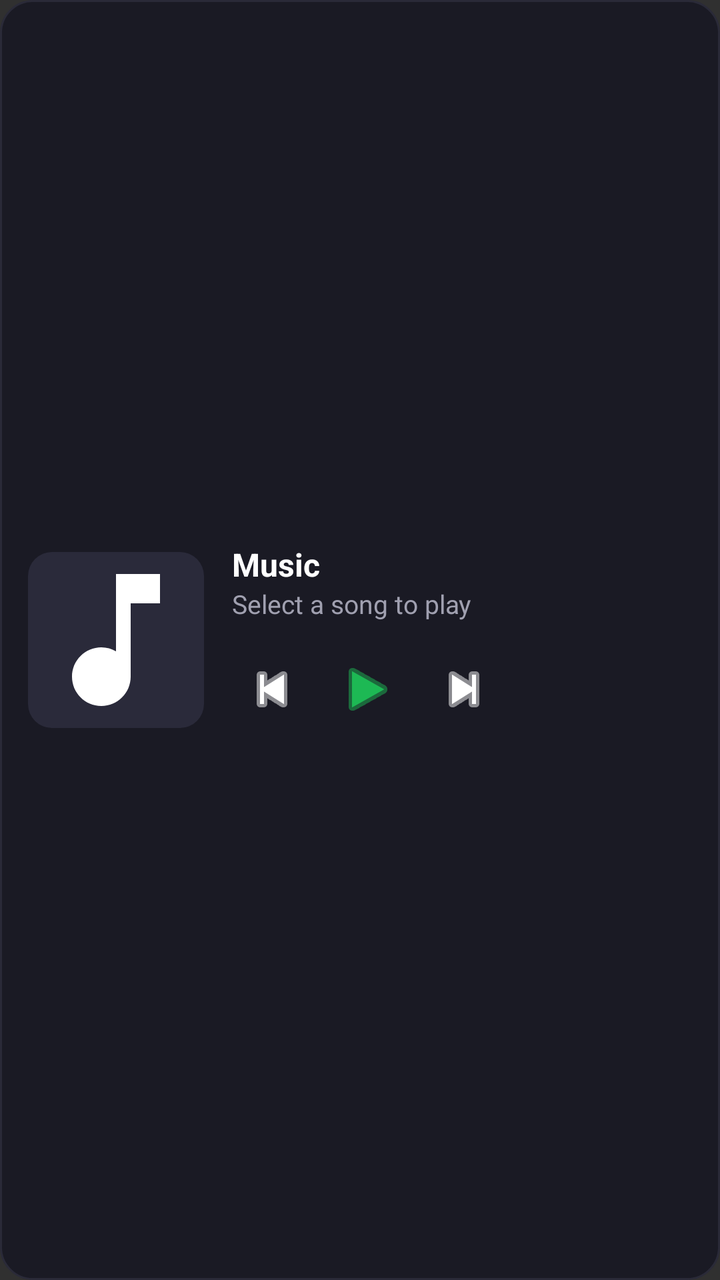
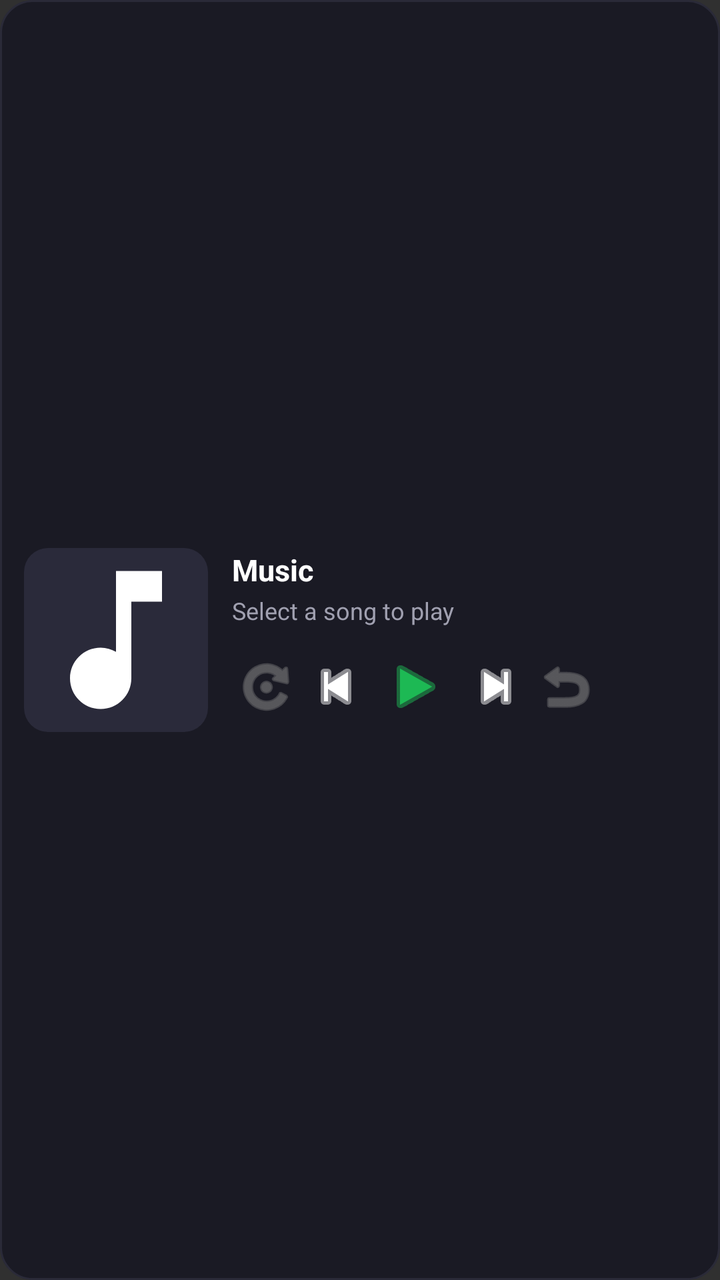

An Android layout rendered at two revisions. The XML below is the earlier revision; the diff shows what the commit changed to produce the second picture.
<!-- AndroidManifest.xml: application theme android:Theme.Material.NoActionBar -->
<!-- res/layout/widget_music_4x2.xml -->
<?xml version="1.0" encoding="utf-8"?>
<LinearLayout xmlns:android="http://schemas.android.com/apk/res/android"
    android:id="@+id/widget_root"
    android:layout_width="match_parent"
    android:layout_height="match_parent"
    android:orientation="horizontal"
    android:padding="14dp"
    android:background="@drawable/widget_bg_dark_card"
    android:gravity="center_vertical">

    <ImageView
        android:id="@+id/widget_album_art"
        android:layout_width="88dp"
        android:layout_height="88dp"
        android:scaleType="centerCrop"
        android:src="@drawable/ic_music_note"
        android:background="@drawable/widget_art_rounded"
        android:contentDescription="Album Art" />

    <LinearLayout
        android:layout_width="0dp"
        android:layout_height="match_parent"
        android:layout_weight="1"
        android:layout_marginStart="14dp"
        android:orientation="vertical"
        android:gravity="center_vertical">

        <TextView
            android:id="@+id/widget_title"
            android:layout_width="match_parent"
            android:layout_height="wrap_content"
            android:text="Music"
            android:textColor="#FFFFFF"
            android:textSize="16sp"
            android:textStyle="bold"
            android:maxLines="1"
            android:ellipsize="end" />

        <TextView
            android:id="@+id/widget_artist"
            android:layout_width="match_parent"
            android:layout_height="wrap_content"
            android:text="Select a song to play"
            android:textColor="#A0A0B0"
            android:textSize="13sp"
            android:maxLines="1"
            android:ellipsize="end" />

        <LinearLayout
            android:layout_width="match_parent"
            android:layout_height="wrap_content"
            android:layout_marginTop="10dp"
            android:orientation="horizontal"
            android:gravity="center_vertical">

            <ImageButton
                android:id="@+id/widget_btn_previous"
                android:layout_width="40dp"
                android:layout_height="40dp"
                android:background="?android:attr/selectableItemBackgroundBorderless"
                android:src="@android:drawable/ic_media_previous"
                android:tint="#FFFFFF"
                android:contentDescription="Previous" />

            <ImageButton
                android:id="@+id/widget_btn_play_pause"
                android:layout_width="48dp"
                android:layout_height="48dp"
                android:layout_marginStart="4dp"
                android:layout_marginEnd="4dp"
                android:background="?android:attr/selectableItemBackgroundBorderless"
                android:src="@android:drawable/ic_media_play"
                android:tint="#1DB954"
                android:contentDescription="Play/Pause" />

            <ImageButton
                android:id="@+id/widget_btn_next"
                android:layout_width="40dp"
                android:layout_height="40dp"
                android:background="?android:attr/selectableItemBackgroundBorderless"
                android:src="@android:drawable/ic_media_next"
                android:tint="#FFFFFF"
                android:contentDescription="Next" />
        </LinearLayout>
    </LinearLayout>

</LinearLayout>
<!-- resources referenced by this layout -->
<resources>
  <!-- drawable ic_music_note (drawable) -->
  <vector xmlns:android="http://schemas.android.com/apk/res/android"
      android:width="24dp"
      android:height="24dp"
      android:viewportWidth="24"
      android:viewportHeight="24">
    <path
        android:fillColor="#FFFFFF"
        android:pathData="M12,3v10.55c-0.59,-0.34 -1.27,-0.55 -2,-0.55 -2.21,0 -4,1.79 -4,4s1.79,4 4,4 4,-1.79 4,-4V7h4V3h-6z"/>
  </vector>
  <!-- drawable widget_art_rounded (drawable) -->
  <?xml version="1.0" encoding="utf-8"?>
  <shape xmlns:android="http://schemas.android.com/apk/res/android">
      <solid android:color="#2A2A3A" />
      <corners android:radius="12dp" />
  </shape>
  <!-- drawable widget_bg_dark_card (drawable) -->
  <?xml version="1.0" encoding="utf-8"?>
  <shape xmlns:android="http://schemas.android.com/apk/res/android">
      <solid android:color="#1A1A24" />
      <corners android:radius="16dp" />
      <stroke android:width="1dp" android:color="#2A2A38" />
  </shape>
</resources>

<!-- the commit's change to res/layout/widget_music_4x2.xml (unified diff, before → after) -->
@@ -4,14 +4,14 @@
     android:layout_width="match_parent"
     android:layout_height="match_parent"
     android:orientation="horizontal"
-    android:padding="14dp"
+    android:padding="12dp"
     android:background="@drawable/widget_bg_dark_card"
     android:gravity="center_vertical">
 
     <ImageView
         android:id="@+id/widget_album_art"
-        android:layout_width="88dp"
-        android:layout_height="88dp"
+        android:layout_width="92dp"
+        android:layout_height="92dp"
         android:scaleType="centerCrop"
         android:src="@drawable/ic_music_note"
         android:background="@drawable/widget_art_rounded"
@@ -21,7 +21,7 @@
         android:layout_width="0dp"
         android:layout_height="match_parent"
         android:layout_weight="1"
-        android:layout_marginStart="14dp"
+        android:layout_marginStart="12dp"
         android:orientation="vertical"
         android:gravity="center_vertical">
 
@@ -31,32 +31,46 @@
             android:layout_height="wrap_content"
             android:text="Music"
             android:textColor="#FFFFFF"
-            android:textSize="16sp"
+            android:textSize="15sp"
             android:textStyle="bold"
-            android:maxLines="1"
-            android:ellipsize="end" />
+            android:singleLine="true"
+            android:ellipsize="marquee"
+            android:marqueeRepeatLimit="marquee_forever"
+            android:scrollHorizontally="true" />
 
         <TextView
             android:id="@+id/widget_artist"
             android:layout_width="match_parent"
             android:layout_height="wrap_content"
+            android:layout_marginTop="2dp"
             android:text="Select a song to play"
             android:textColor="#A0A0B0"
-            android:textSize="13sp"
-            android:maxLines="1"
-            android:ellipsize="end" />
+            android:textSize="12sp"
+            android:singleLine="true"
+            android:ellipsize="marquee"
+            android:marqueeRepeatLimit="marquee_forever"
+            android:scrollHorizontally="true" />
 
         <LinearLayout
             android:layout_width="match_parent"
             android:layout_height="wrap_content"
-            android:layout_marginTop="10dp"
+            android:layout_marginTop="8dp"
             android:orientation="horizontal"
             android:gravity="center_vertical">
 
             <ImageButton
+                android:id="@+id/widget_btn_shuffle"
+                android:layout_width="34dp"
+                android:layout_height="34dp"
+                android:background="?android:attr/selectableItemBackgroundBorderless"
+                android:src="@android:drawable/ic_menu_rotate"
+                android:tint="#808080"
+                android:contentDescription="Shuffle" />
+
+            <ImageButton
                 android:id="@+id/widget_btn_previous"
-                android:layout_width="40dp"
-                android:layout_height="40dp"
+                android:layout_width="36dp"
+                android:layout_height="36dp"
                 android:background="?android:attr/selectableItemBackgroundBorderless"
                 android:src="@android:drawable/ic_media_previous"
                 android:tint="#FFFFFF"
@@ -64,10 +78,8 @@
 
             <ImageButton
                 android:id="@+id/widget_btn_play_pause"
-                android:layout_width="48dp"
-                android:layout_height="48dp"
-                android:layout_marginStart="4dp"
-                android:layout_marginEnd="4dp"
+                android:layout_width="44dp"
+                android:layout_height="44dp"
                 android:background="?android:attr/selectableItemBackgroundBorderless"
                 android:src="@android:drawable/ic_media_play"
                 android:tint="#1DB954"
@@ -75,12 +87,21 @@
 
             <ImageButton
                 android:id="@+id/widget_btn_next"
-                android:layout_width="40dp"
-                android:layout_height="40dp"
+                android:layout_width="36dp"
+                android:layout_height="36dp"
                 android:background="?android:attr/selectableItemBackgroundBorderless"
                 android:src="@android:drawable/ic_media_next"
                 android:tint="#FFFFFF"
                 android:contentDescription="Next" />
+
+            <ImageButton
+                android:id="@+id/widget_btn_repeat"
+                android:layout_width="34dp"
+                android:layout_height="34dp"
+                android:background="?android:attr/selectableItemBackgroundBorderless"
+                android:src="@android:drawable/ic_menu_revert"
+                android:tint="#808080"
+                android:contentDescription="Repeat" />
         </LinearLayout>
     </LinearLayout>
 
